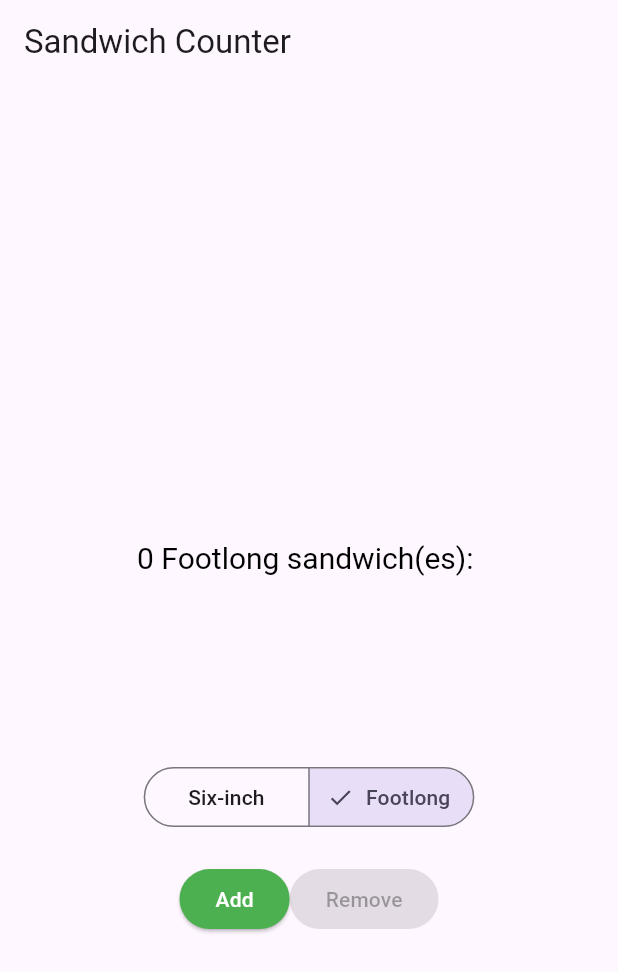
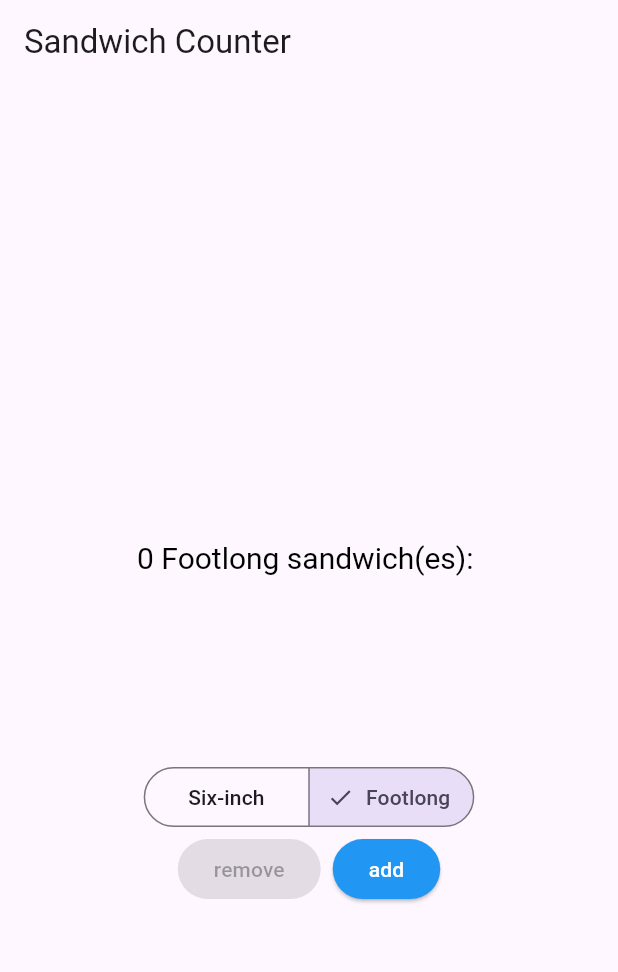
Before and after one commit to k1ngofaynt/sandwich_shop, a Flutter app: the screen it shows after launch, on a phone screen of 412 x 824 dp. Shown: the top 972 px of the screen. Run offline on Flutter 3.47's test engine with Material 3 defaults, Android fonts, the phone set to English and light mode, and no system bars.

Commit message:
add StyledButton class

```diff
--- a/lib/main.dart
+++ b/lib/main.dart
@@ -55,39 +55,71 @@ class _OrderScreenState extends State<OrderScreen> {
                 });
               },
             ),
-            const SizedBox(height: 20),
+
+            // Add / Remove buttons using StyledButton to reduce repetition
             Row(
               mainAxisAlignment: MainAxisAlignment.center,
               children: [
-                ElevatedButton(
+                StyledButton(
+                  text: 'remove',
+                  onPressed: _quantity > 0
+                      ? () {
+                          setState(() {
+                            _quantity--;
+                          });
+                        }
+                      : null,
+                  backgroundColor: Colors.blue,
+                  foregroundColor: Colors.white,
+                ),
+                const SizedBox(width: 8),
+                StyledButton(
+                  text: 'add',
                   onPressed: _quantity < widget.maxQuantity
-                      ? () => setState(() {
-                          _quantity++;
-                        })
+                      ? () {
+                          setState(() {
+                            _quantity++;
+                          });
+                        }
                       : null,
-                  style: ElevatedButton.styleFrom(
-                    backgroundColor: Colors.green,
-                    foregroundColor: Colors.white,
-                  ),
-                  child: const Text('Add'),
-                ),
-                ElevatedButton(
-                  onPressed: _quantity > 0
-                      ? () => setState(() {
-                          _quantity--;
-                        })
-                      : null,
-                  style: ElevatedButton.styleFrom(
-                    backgroundColor: Colors.red,
-                    foregroundColor: Colors.white,
-                  ),
-                  child: const Text('Remove'),
+                  backgroundColor: Colors.blue,
+                  foregroundColor: Colors.white,
                 ),
               ],
             ),
+
+            const SizedBox(height: 20),
+
           ],
         ),
       ),
+    );
+  }
+}
+
+class StyledButton extends StatelessWidget {
+  final String text;
+  final VoidCallback? onPressed;
+  final Color backgroundColor;
+  final Color foregroundColor;
+
+  const StyledButton({
+    super.key,
+    required this.text,
+    required this.onPressed,
+    this.backgroundColor = Colors.blue,
+    this.foregroundColor = Colors.white,
+  });
+
+  @override
+  Widget build(BuildContext context) {
+    return ElevatedButton(
+      onPressed: onPressed,
+      style: ElevatedButton.styleFrom(
+        backgroundColor: backgroundColor,
+        foregroundColor: foregroundColor,
+      ),
+      child: Text(text),
     );
   }
 }
```
